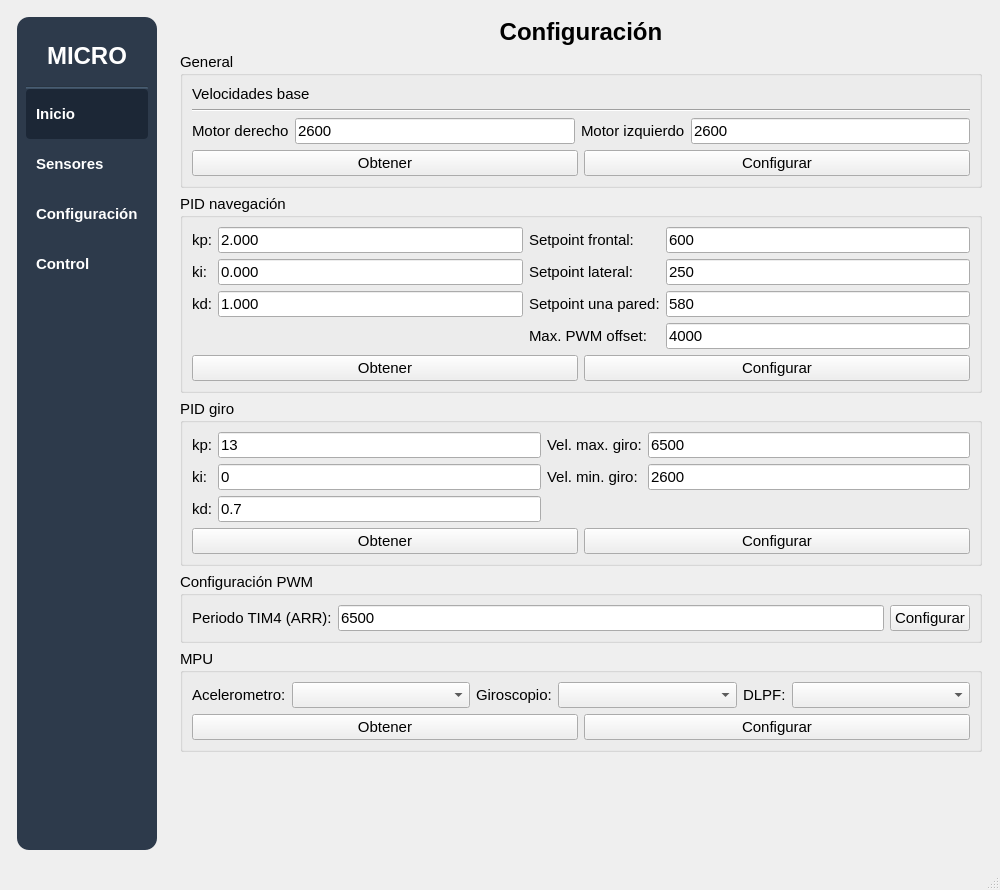
Old version of the form mainwindow.ui in the repository IvanLeiCas22/HMI_MICROMOUSE_V4.
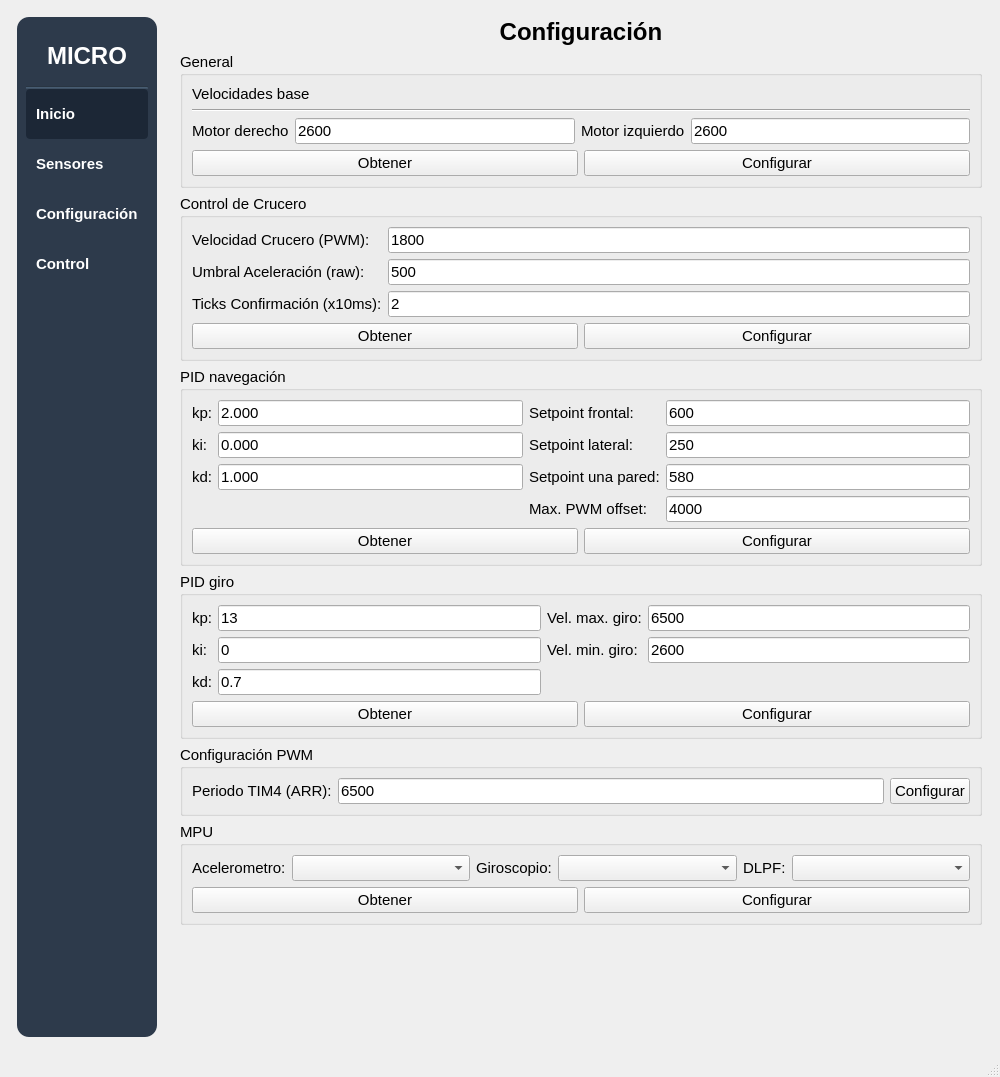
New version of the form. The open tabs and pages were chosen to show the change.

Commit message: Velocidad crucero y mejor control de navegación

Patch:
```diff
--- a/mainwindow.ui
+++ b/mainwindow.ui
@@ -7,7 +7,7 @@
     <x>0</x>
     <y>0</y>
     <width>1000</width>
-    <height>890</height>
+    <height>1077</height>
    </rect>
   </property>
   <property name="font">
@@ -1440,6 +1440,79 @@
           </layout>
          </widget>
         </item>
+        <item>
+         <widget class="QGroupBox" name="groupCruiseControl">
+          <property name="title">
+           <string>Control de Crucero</string>
+          </property>
+          <layout class="QVBoxLayout" name="verticalLayout_20">
+           <item>
+            <layout class="QGridLayout" name="gridLayout_9">
+             <item row="0" column="0">
+              <widget class="QLabel" name="label_40">
+               <property name="text">
+                <string>Velocidad Crucero (PWM):</string>
+               </property>
+              </widget>
+             </item>
+             <item row="0" column="1">
+              <widget class="QLineEdit" name="editCruiseSpeed">
+               <property name="text">
+                <string>1800</string>
+               </property>
+              </widget>
+             </item>
+             <item row="1" column="0">
+              <widget class="QLabel" name="label_41">
+               <property name="text">
+                <string>Umbral Aceleración (raw):</string>
+               </property>
+              </widget>
+             </item>
+             <item row="1" column="1">
+              <widget class="QLineEdit" name="editAccelThreshold">
+               <property name="text">
+                <string>500</string>
+               </property>
+              </widget>
+             </item>
+             <item row="2" column="0">
+              <widget class="QLabel" name="label_42">
+               <property name="text">
+                <string>Ticks Confirmación (x10ms):</string>
+               </property>
+              </widget>
+             </item>
+             <item row="2" column="1">
+              <widget class="QLineEdit" name="editConfirmTicks">
+               <property name="text">
+                <string>2</string>
+               </property>
+              </widget>
+             </item>
+            </layout>
+           </item>
+           <item>
+            <layout class="QHBoxLayout" name="horizontalLayout_23">
+             <item>
+              <widget class="QPushButton" name="btnGetCruiseParams">
+               <property name="text">
+                <string>Obtener</string>
+               </property>
+              </widget>
+             </item>
+             <item>
+              <widget class="QPushButton" name="btnSetCruiseParams">
+               <property name="text">
+                <string>Configurar</string>
+               </property>
+              </widget>
+             </item>
+            </layout>
+           </item>
+          </layout>
+         </widget>
+        </item>
         <item>
          <widget class="QGroupBox" name="groupBox_4">
           <property name="title">
```
Left out of the diff: 2 changed lines with no effect on the pictures. The commit also changes 16 other files.
